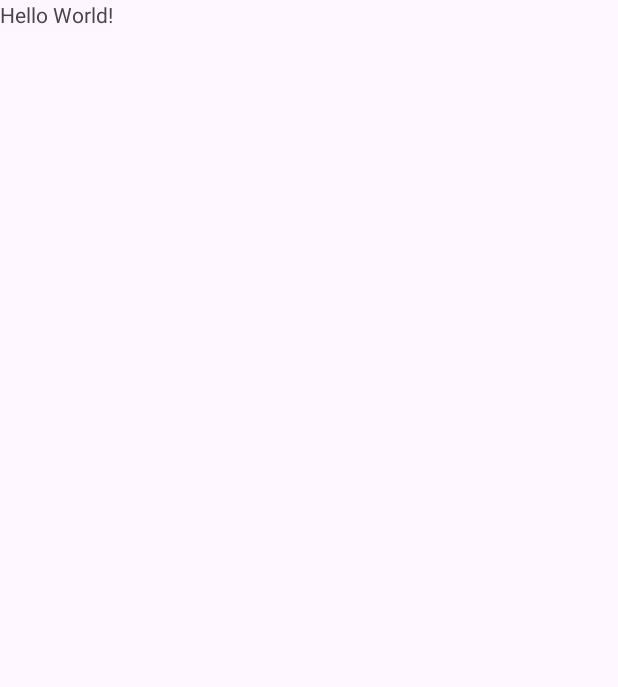
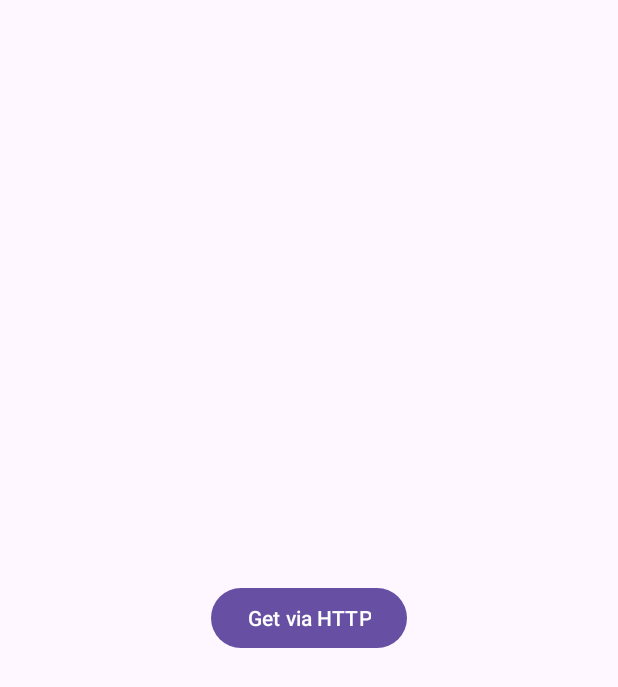
Before and after one commit to VladimirPolozov/MD_Lab04__RecyclerView-GetRequests, an Android app: the screen it shows after launch (MainActivity), on a phone screen of 412 x 824 dp. Before the commit the part shown is almost empty. Shown: the top 687 px of the screen. Run offline under Robolectric (Android 15) with nearby library versions, the phone set to English and light mode, and no system bars.

```diff
--- a/app/src/main/AndroidManifest.xml
+++ b/app/src/main/AndroidManifest.xml
@@ -2,6 +2,7 @@
 <manifest xmlns:android="http://schemas.android.com/apk/res/android"
     xmlns:tools="http://schemas.android.com/tools">
 
+    <uses-permission android:name="android.permission.INTERNET" />
     <application
         android:allowBackup="true"
         android:dataExtractionRules="@xml/data_extraction_rules"
--- a/app/src/main/java/com/example/md_lab04__recyclerview_getrequests/MainActivity.kt
+++ b/app/src/main/java/com/example/md_lab04__recyclerview_getrequests/MainActivity.kt
@@ -1,12 +1,18 @@
 package com.example.md_lab04__recyclerview_getrequests
 
 import android.os.Bundle
+import android.util.Log
+import android.widget.Button
 import androidx.activity.enableEdgeToEdge
 import androidx.appcompat.app.AppCompatActivity
 import androidx.core.view.ViewCompat
 import androidx.core.view.WindowInsetsCompat
+import java.net.HttpURLConnection
+import java.net.URL
+
 
 class MainActivity : AppCompatActivity() {
+    private val TAG = "Testing HTTPUrlConnection"
     override fun onCreate(savedInstanceState: Bundle?) {
         super.onCreate(savedInstanceState)
         enableEdgeToEdge()
@@ -16,5 +22,18 @@ class MainActivity : AppCompatActivity() {
             v.setPadding(systemBars.left, systemBars.top, systemBars.right, systemBars.bottom)
             insets
         }
+
+        val url = URL("https://api.flickr.com/services/rest/?method=flickr.photos.search&api_key=ff49fcd4d4a08aa6aafb6ea3de826464&tags=cat&format=json&nojsoncallback=1")
+        val urlConnection = url.openConnection() as HttpURLConnection
+        val getViaHttpButton: Button = findViewById(R.id.buttonHTTP)
+
+        getViaHttpButton.setOnClickListener {
+            try {
+                val data = urlConnection.inputStream.bufferedReader().readText()
+                Log.d(TAG, data) // d - отладка (debug)
+            } finally {
+                urlConnection.disconnect()
+            }
+        }
     }
 }
--- a/app/src/main/res/layout/activity_main.xml
+++ b/app/src/main/res/layout/activity_main.xml
@@ -1,19 +1,18 @@
 <?xml version="1.0" encoding="utf-8"?>
 <LinearLayout xmlns:android="http://schemas.android.com/apk/res/android"
-    xmlns:app="http://schemas.android.com/apk/res-auto"
     xmlns:tools="http://schemas.android.com/tools"
     android:id="@+id/main"
     android:layout_width="match_parent"
     android:layout_height="match_parent"
+    android:orientation="vertical"
+    android:gravity="center"
     tools:context=".MainActivity">
 
-    <TextView
+    <Button
+        android:id="@+id/buttonHTTP"
         android:layout_width="wrap_content"
         android:layout_height="wrap_content"
-        android:text="Hello World!"
-        app:layout_constraintBottom_toBottomOf="parent"
-        app:layout_constraintEnd_toEndOf="parent"
-        app:layout_constraintStart_toStartOf="parent"
-        app:layout_constraintTop_toTopOf="parent" />
+        android:text="Get via HTTP" >
+    </Button>
 
 </LinearLayout>
```
